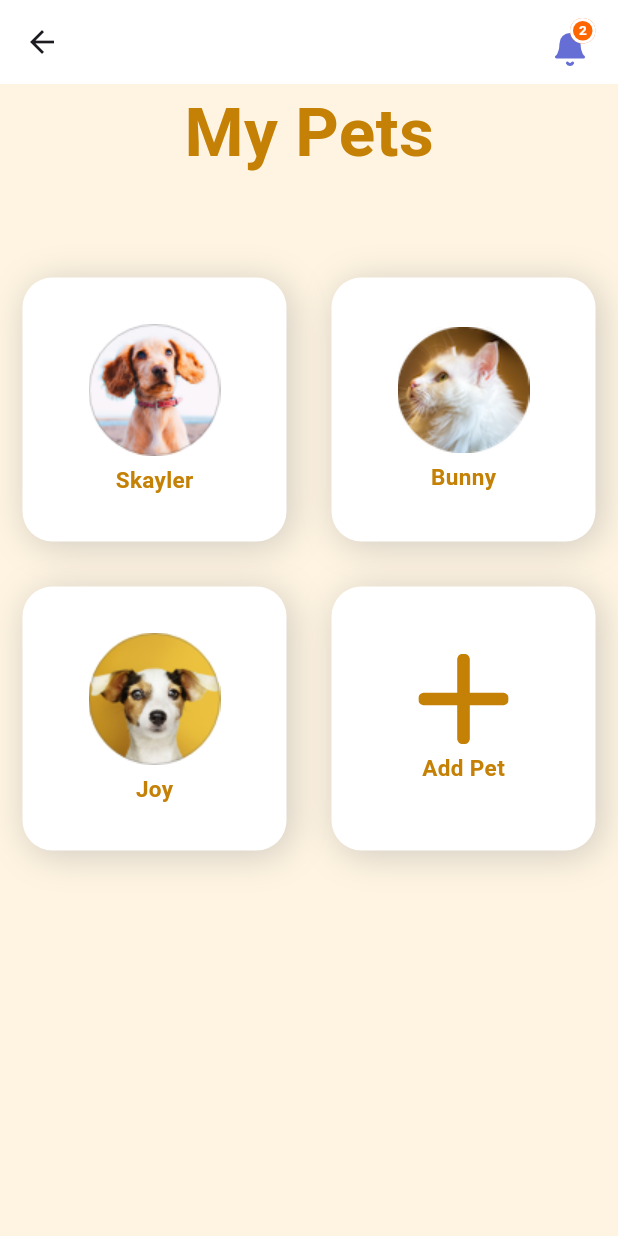
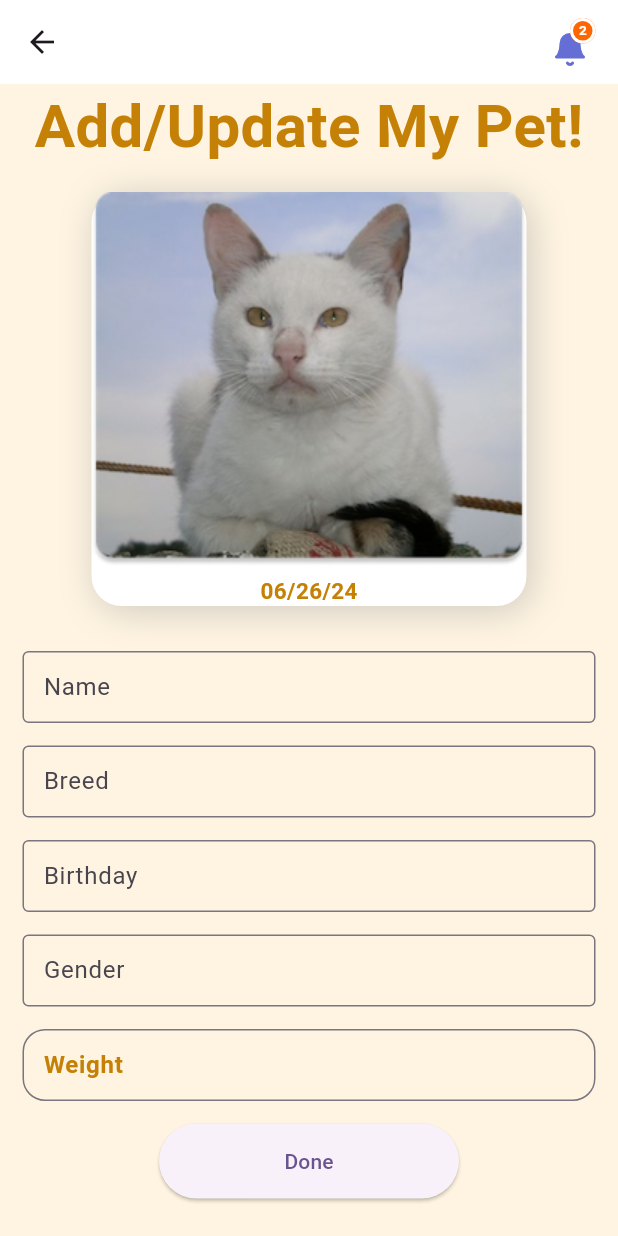
Before and after one commit to RustomMurad/flutter_my_pet_care_app, a Flutter app: the MyPetsPage screen opened by its route, after a tap on "Add Pet", on a phone screen of 412 x 824 dp. Run offline on Flutter 3.47's test engine with Material 3 defaults, Android fonts, the phone set to English and light mode, and no system bars; our stand-ins replace flutter_svg.

Commit message:
Changes to be committed:        modified:   lib/main.dart        new file:   lib/models/pet.dart        new file:   lib/pages/add_update_my_pet.dart        new file:   lib/pages/my_pet.dart        new file:   lib/widgets/small_card.dart

```diff
--- a/lib/main.dart
+++ b/lib/main.dart
@@ -1,5 +1,7 @@
 import 'package:flutter/material.dart';
 import 'package:flutter_svg/svg.dart';
+import 'package:my_pets_care_app/pages/add_update_my_pet.dart';
+import 'package:my_pets_care_app/pages/my_pet.dart';
 import 'package:my_pets_care_app/pages/my_pets.dart';
 import 'package:my_pets_care_app/widgets/card.dart';
 
@@ -23,6 +25,9 @@ class MyApp extends StatelessWidget {
       routes: {
         "/": (context) => MyPetsCarePage(title: 'My Pet\'s Care'),
         "/MyPetsPage": (context) => MyPetsPage(title: 'My Pets'),
+        "/MyPetPage": (context) => MyPetPage(title: 'Bonny'),
+        "/AddUpdateMyPetPage": (context) =>
+            AddUpdateMyPetPage(title: 'Add/Update My Pet'),
       },
       // home: const MyPetsCarePage(title: 'My Pet\'s Care'),
     );
--- /dev/null
+++ b/lib/models/pet.dart
@@ -0,0 +1,6 @@
+class Pet {
+  // final String id;
+  // final String name;
+  // final String breed;
+  // final Date dob;
+}
--- /dev/null
+++ b/lib/pages/add_update_my_pet.dart
@@ -0,0 +1,164 @@
+import 'package:flutter/material.dart';
+import 'package:flutter_svg/svg.dart';
+import 'package:my_pets_care_app/widgets/card.dart';
+
+class AddUpdateMyPetPage extends StatefulWidget {
+  const AddUpdateMyPetPage({super.key, required this.title});
+
+  final String title;
+
+  @override
+  State<AddUpdateMyPetPage> createState() => _AddUpdateMyPetPageState();
+}
+
+class _AddUpdateMyPetPageState extends State<AddUpdateMyPetPage> {
+  @override
+  Widget build(BuildContext context) {
+    return Scaffold(
+      appBar: AppBar(
+        backgroundColor: Colors.white,
+        elevation: 0.0,
+        actions: <Widget>[
+          Container(
+            margin: EdgeInsets.symmetric(horizontal: 15),
+            child: SvgPicture.asset('assets/images/BellAndNotification.svg'),
+          )
+        ],
+      ),
+      backgroundColor: Color.fromARGB(255, 255, 244, 225),
+      body: CustomScrollView(
+        shrinkWrap: true,
+        slivers: [
+          SliverToBoxAdapter(
+            child: Column(
+              mainAxisAlignment: MainAxisAlignment.start,
+              children: [
+                Row(
+                  mainAxisAlignment: MainAxisAlignment.center,
+                  children: [
+                    Text(
+                      'Add/Update My Pet!',
+                      style: TextStyle(
+                        fontSize: 40,
+                        fontWeight: FontWeight.bold,
+                        color: Color.fromARGB(255, 197, 129, 6),
+                      ),
+                    ),
+                  ],
+                ),
+                Row(
+                  mainAxisAlignment: MainAxisAlignment.center,
+                  children: [
+                    card(context, "bunny_pic1", "png", "06/26/24", "/"),
+                  ],
+                ),
+                Padding(
+                  padding: const EdgeInsets.all(15.0),
+                  child: Form(
+                    child: Column(
+                      mainAxisAlignment: MainAxisAlignment.start,
+                      children: [
+                        TextFormField(
+                          decoration: InputDecoration(
+                            contentPadding: EdgeInsets.only(
+                              left: 10.0,
+                              top: 10.0,
+                              bottom: 10.0,
+                            ),
+                            labelText: "Name",
+                            hintText: "what do people call you",
+                            border: OutlineInputBorder(),
+                            //icon: Icon(Icons.person),
+                          ),
+                        ),
+                        SizedBox(
+                          height: 15.0,
+                        ),
+                        TextFormField(
+                          decoration: InputDecoration(
+                            contentPadding: EdgeInsets.only(
+                              left: 10.0,
+                              top: 10.0,
+                              bottom: 10.0,
+                            ),
+                            labelText: "Breed",
+                            hintText: "what do people call you",
+                            border: OutlineInputBorder(),
+                            //icon: Icon(Icons.person),
+                          ),
+                        ),
+                        SizedBox(
+                          height: 15.0,
+                        ),
+                        TextFormField(
+                          decoration: InputDecoration(
+                            contentPadding: EdgeInsets.only(
+                              left: 10.0,
+                              top: 10.0,
+                              bottom: 10.0,
+                            ),
+                            labelText: "Birthday",
+                            hintText: "what do people call you",
+                            border: OutlineInputBorder(),
+                            //icon: Icon(Icons.person),
+                          ),
+                        ),
+                        SizedBox(
+                          height: 15,
+                        ),
+                        TextFormField(
+                          decoration: InputDecoration(
+                            contentPadding: EdgeInsets.only(
+                              left: 10.0,
+                              top: 10.0,
+                              bottom: 10.0,
+                            ),
+                            labelText: "Gender",
+                            hintText: "what do people call you",
+                            border: OutlineInputBorder(),
+                            //icon: Icon(Icons.person),
+                          ),
+                        ),
+                        SizedBox(
+                          height: 15,
+                        ),
+                        TextFormField(
+                          decoration: InputDecoration(
+                            contentPadding: EdgeInsets.only(
+                              left: 10.0,
+                              top: 10.0,
+                              bottom: 10.0,
+                            ),
+                            labelText: "Weight",
+                            labelStyle: TextStyle(
+                              color: Color.fromARGB(255, 197, 129, 6),
+                              fontWeight: FontWeight.bold,
+                            ),
+                            hintText: "what do people call you",
+                            border: OutlineInputBorder(
+                                borderRadius: BorderRadius.circular(15)),
+                            //icon: Icon(Icons.person),
+                          ),
+                        ),
+                        SizedBox(
+                          height: 15,
+                        ),
+                        ElevatedButton(
+                          style: ElevatedButton.styleFrom(minimumSize: Size(200, 50)),
+                          onPressed: () {
+                            Navigator.pushNamed(context, "/MyPetPage");
+                          },
+                          child: Text("Done"),
+                        )
+                      ],
+                    ),
+                  ),
+                ),
+              ],
+            ),
+          ),
+        ],
+      ),
+    );
+  }
+}
```
Also changed, not shown: lib/pages/my_pet.dart (added, +83 -0 lines), lib/widgets/small_card.dart (added, +54 -0 lines).
